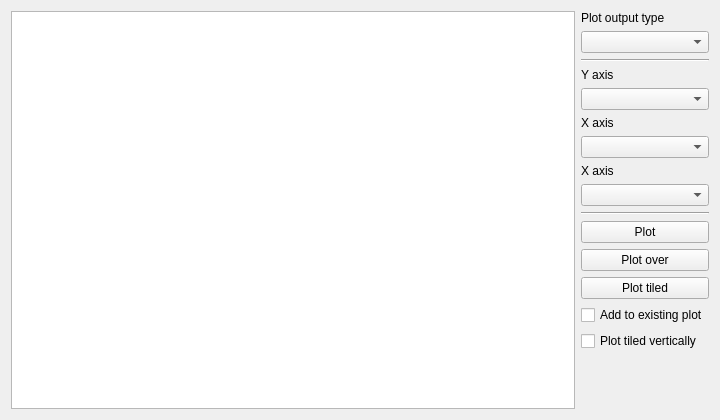
Qt form qt/scientific_interfaces/ISISReflectometry/GUI/Plotting/view/PlottingWidget.ui (mantidproject/mantid) before a commit.
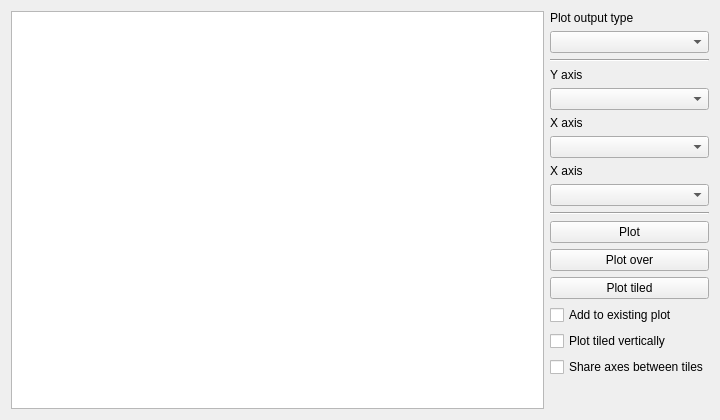
The same form after that commit. Custom widgets are drawn as their Qt base class.

What changed in the file:
```diff
--- a/qt/scientific_interfaces/ISISReflectometry/GUI/Plotting/view/PlottingWidget.ui
+++ b/qt/scientific_interfaces/ISISReflectometry/GUI/Plotting/view/PlottingWidget.ui
@@ -112,6 +112,16 @@
        </property>
       </widget>
      </item>
+     <item>
+      <widget class="QCheckBox" name="shareAxesWhenTiled">
+       <property name="toolTip">
+        <string>Share X and Y axes between tiled plots when their respective units match</string>
+       </property>
+       <property name="text">
+        <string>Share axes between tiles</string>
+       </property>
+      </widget>
+     </item>
      <item>
       <spacer name="verticalSpacer">
        <property name="orientation">
```
